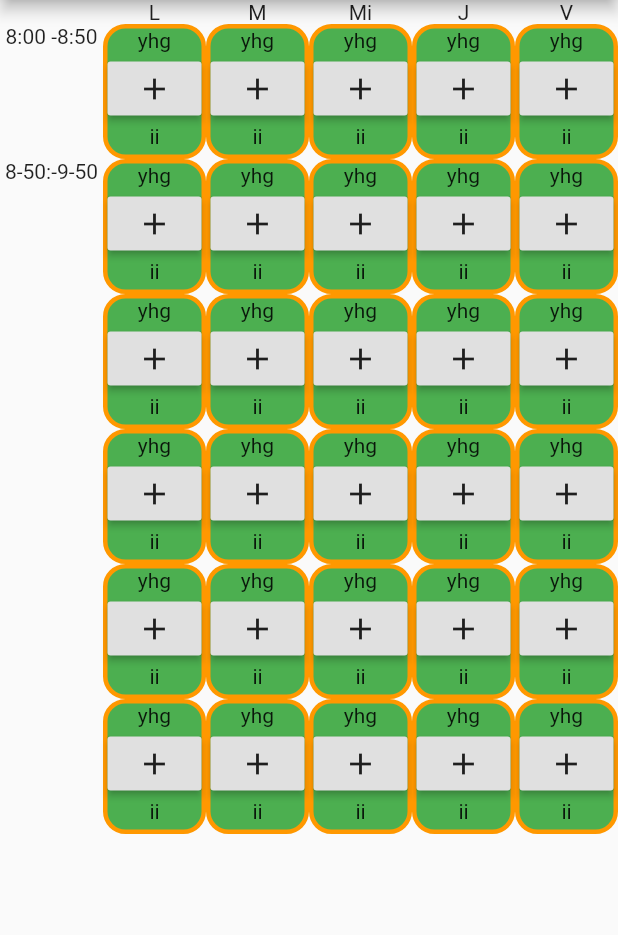
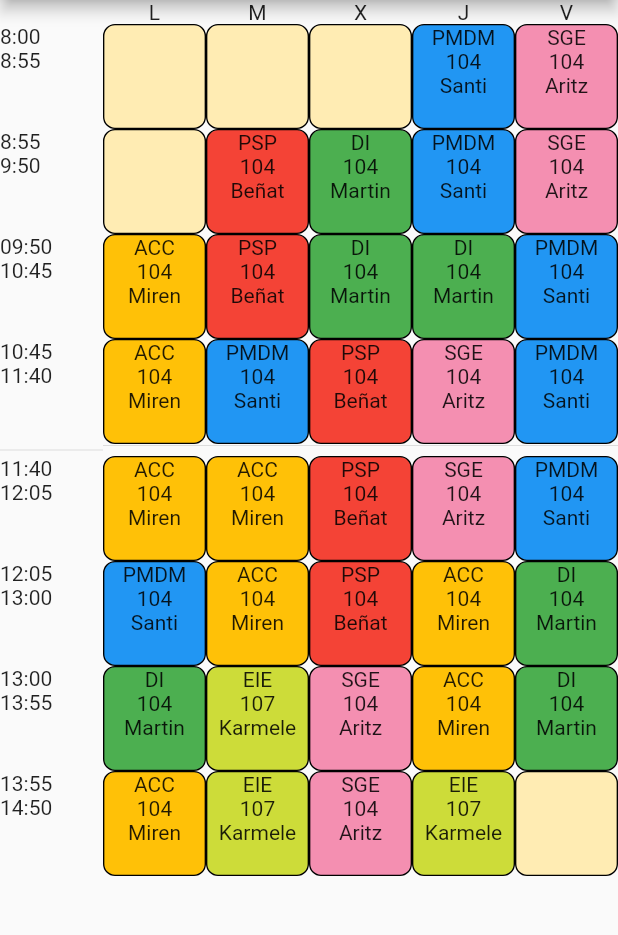
Before and after one commit to mrikerra678/CalendarioFlutter, a Flutter app: the screen it shows after launch, on a phone screen of 412 x 824 dp, the part 84-1019 px from its top. Run offline on Flutter 3.47's test engine with Material 2 defaults, Android fonts, the phone set to English and light mode, and no system bars.

Commit message:
Horario Estatico

```diff
--- a/lib/main.dart
+++ b/lib/main.dart
@@ -29,16 +29,33 @@ class MyHomePage extends StatefulWidget {
 
 class _MyHomePageState extends State<MyHomePage> {
   int numHorario = 4;
-  int numHoras = 6;
-  List<String> listaHorario = ["8:00 -8:50", "8-50:-9-50", "", "", "", ""];
-  List<String> listaDiaSemanas = ["L", "M", "Mi", "J", "V"];
+  int numHoras = 8;
+
+  List<String> listaHorario = [
+    "8:00     8:55",
+    "8:55     9:50",
+    "09:50    10:45",
+    "10:45    11:40",
+    "11:40    12:05",
+    "12:05    13:00",
+    "13:00    13:55",
+    "13:55    14:50"
+  ];
+  List<String> listaDiaSemanas = ["L", "M", "X", "J", "V"];
+  List<Cosas> listaContenedor = [];
+
   @override
   Widget build(BuildContext context) {
+    for (int z = 0; z < 7; z++) {
+      listaContenedor.add(Cosas(numero: z));
+    }
+
     return Scaffold(
       appBar: AppBar(
         title: Text("Titulo"),
       ),
-      body: Table(children: [
+      body: Table(
+        children: [
           TableRow(children: [
             Text(""),
             for (int i = 0; i <= numHorario; i++) ...[
@@ -47,21 +64,108 @@ class _MyHomePageState extends State<MyHomePage> {
               ),
             ],
           ]),
-        for (int y = 0; y < numHoras; y++) ...[
-          TableRow(
-            children: [
+          TableRow(children: [
             Center(
-                child: Text(listaHorario[y], textAlign: TextAlign.justify),
+              child: Text(listaHorario[0], textAlign: TextAlign.justify),
             ),
-              for (int i = 0; i <= numHorario; i++) ...[
-                Column(
-                  children: [Cosas()],
+            listaContenedor[0],
+            listaContenedor[0],
+            listaContenedor[0],
+            listaContenedor[2],
+            listaContenedor[6],
+          ]),
+          TableRow(children: [
+            Center(
+              child: Text(listaHorario[1], textAlign: TextAlign.justify),
             ),
-              ],
+            listaContenedor[0],
+            listaContenedor[4],
+            listaContenedor[3],
+            listaContenedor[2],
+            listaContenedor[6],
+          ]),
+          TableRow(children: [
+            Center(
+              child: Text(listaHorario[2], textAlign: TextAlign.justify),
+            ),
+            listaContenedor[1],
+            listaContenedor[4],
+            listaContenedor[3],
+            listaContenedor[3],
+            listaContenedor[2],
+          ]),
+          TableRow(children: [
+            Center(
+              child: Text(listaHorario[3], textAlign: TextAlign.justify),
+            ),
+            listaContenedor[1],
+            listaContenedor[2],
+            listaContenedor[4],
+            listaContenedor[6],
+            listaContenedor[2],
+          ]),
+          TableRow(children: [
+            TableCell(
+              child: Divider(height: 8),
+            ),
+            TableCell(
+              child: Divider(height: 2),
+            ),
+            TableCell(
+              child: Divider(height: 2),
+            ),
+            TableCell(
+              child: Divider(height: 2),
+            ),
+            TableCell(
+              child: Divider(height: 2),
+            ),
+            TableCell(
+              child: Divider(height: 2),
+            )
+          ]),
+          TableRow(children: [
+            Center(
+              child: Text(listaHorario[4], textAlign: TextAlign.justify),
+            ),
+            listaContenedor[1],
+            listaContenedor[1],
+            listaContenedor[4],
+            listaContenedor[6],
+            listaContenedor[2],
+          ]),
+          TableRow(children: [
+            Center(
+              child: Text(listaHorario[5], textAlign: TextAlign.justify),
+            ),
+            listaContenedor[2],
+            listaContenedor[1],
+            listaContenedor[4],
+            listaContenedor[1],
+            listaContenedor[3],
+          ]),
+          TableRow(children: [
+            Center(
+              child: Text(listaHorario[6], textAlign: TextAlign.justify),
+            ),
+            listaContenedor[3],
+            listaContenedor[5],
+            listaContenedor[6],
+            listaContenedor[1],
+            listaContenedor[3],
+          ]),
+          TableRow(children: [
+            Center(
+              child: Text(listaHorario[7], textAlign: TextAlign.justify),
+            ),
+            listaContenedor[1],
+            listaContenedor[5],
+            listaContenedor[6],
+            listaContenedor[5],
+            listaContenedor[0],
+          ]),
         ],
       ),
-        ]
-      ]),
     );
   }
 }
--- a/lib/widgets/contenedor.dart
+++ b/lib/widgets/contenedor.dart
@@ -1,58 +1,96 @@
-import 'package:calendarProyect/widgets/formulario.dart';
 import 'package:flutter/cupertino.dart';
 import 'package:flutter/material.dart';
 
 class Contenedor {
-  int id;
   String clase;
   String profe;
+  String aula;
+  Color color;
 
-  Contenedor(String clase, int id, String profe) {
+  Contenedor(String clase, String aula, String profe, Color color) {
     this.clase = clase;
-    this.id = id;
     this.profe = profe;
+    this.aula = aula;
+    this.color = color;
   }
 }
 
 class Cosas extends StatefulWidget {
-  const Cosas({Key key}) : super(key: key);
+  final int numero;
+  const Cosas({Key key, this.numero}) : super(key: key);
 
-  Cosos createState() => Cosos();
+  Cosos createState() => Cosos(numero);
 }
 
 class Cosos extends State<Cosas> {
+  Cosos(numero);
+
   @override
   Widget build(BuildContext context) {
     Contenedor contenedor;
 
-    for (int i = 0; i < 30; i++) {
-      contenedor = new Contenedor("yhg", i, "ii");
+    var asignaturas = ["", "ACC", "PMDM", "DI", "PSP", "EIE", "SGE"];
+    var asignaturaProfe = [
+      "",
+      "Miren",
+      "Santi",
+      "Martin",
+      "Beñat",
+      "Karmele",
+      "Aritz"
+    ];
+    var aulas = ["", "104", "104", "104", "104", "107", "104"];
+    var colores = [
+      Colors.amber[100],
+      Colors.amber,
+      Colors.blue,
+      Colors.green,
+      Colors.red,
+      Colors.lime,
+      Colors.pink[200]
+    ];
+
+    if (widget.numero == 0) {
+      contenedor = new Contenedor(
+          asignaturas[0], aulas[0], asignaturaProfe[0], colores[0]);
+    } else if (widget.numero == 1) {
+      contenedor = new Contenedor(
+          asignaturas[1], aulas[1], asignaturaProfe[1], colores[1]);
+    } else if (widget.numero == 2) {
+      contenedor = new Contenedor(
+          asignaturas[2], aulas[2], asignaturaProfe[2], colores[2]);
+    } else if (widget.numero == 3) {
+      contenedor = new Contenedor(
+          asignaturas[3], aulas[3], asignaturaProfe[3], colores[3]);
+    } else if (widget.numero == 4) {
+      contenedor = new Contenedor(
+          asignaturas[4], aulas[4], asignaturaProfe[4], colores[4]);
+    } else if (widget.numero == 5) {
+      contenedor = new Contenedor(
+          asignaturas[5], aulas[5], asignaturaProfe[5], colores[5]);
+    } else if (widget.numero == 6) {
+      contenedor = new Contenedor(
+          asignaturas[6], aulas[6], asignaturaProfe[6], colores[6]);
     }
 
     var container = InkWell(
       child: Container(
-          width: 100,
-          height: 90,
+          //width: 50,
+          height: 70,
           decoration: BoxDecoration(
-              border: Border.all(width: 3, color: Colors.orange),
-              color: Colors.green,
-              borderRadius: BorderRadius.circular(15)),
+              border: Border.all(width: 0.9, color: Colors.black),
+              color: contenedor.color,
+              borderRadius: BorderRadius.circular(8)),
           child: Column(
             children: [
               Column(
                 children: [
                   Text(contenedor.clase.toString()),
-                  RaisedButton(
-                    onPressed: () {
-                      Navigator.push(
-                        context,
-                        MaterialPageRoute(
-                            builder: (context) =>
-                                Formulario(contenedor: contenedor)),
-                      );
-                    },
-                    child: Icon(Icons.add),
-                  ),
+                ],
+              ),
+              Column(
+                children: [
+                  Text(contenedor.aula.toString()),
                 ],
               ),
               Column(
--- a/lib/widgets/formulario.dart
+++ b/lib/widgets/formulario.dart
@@ -28,7 +28,7 @@ class SecondRoute extends State<Formulario> {
                 widget.contenedor.clase = value;
               });
             }),
-            Text("Profesor:"),
+            Text('$widget'),
             TextFormField(),
             Text("Aula:"),
             TextFormField(
--- /dev/null
+++ b/model/contenedor.dart
@@ -0,0 +1,17 @@
+import 'package:flutter/cupertino.dart';
+
+class Contenedor {
+  Color color;
+  String text;
+  int rowCount;
+  String numberClass;
+  String teacher;
+  // constructor
+  Contenedor(Color color, String text, int rowCount, String teacher,
+      String numberClass) {
+    this.color = color;
+    this.text = text;
+    this.numberClass = numberClass;
+    this.teacher = teacher;
+  }
+}
```
Lines whose indentation alone changed are shown as unchanged.
